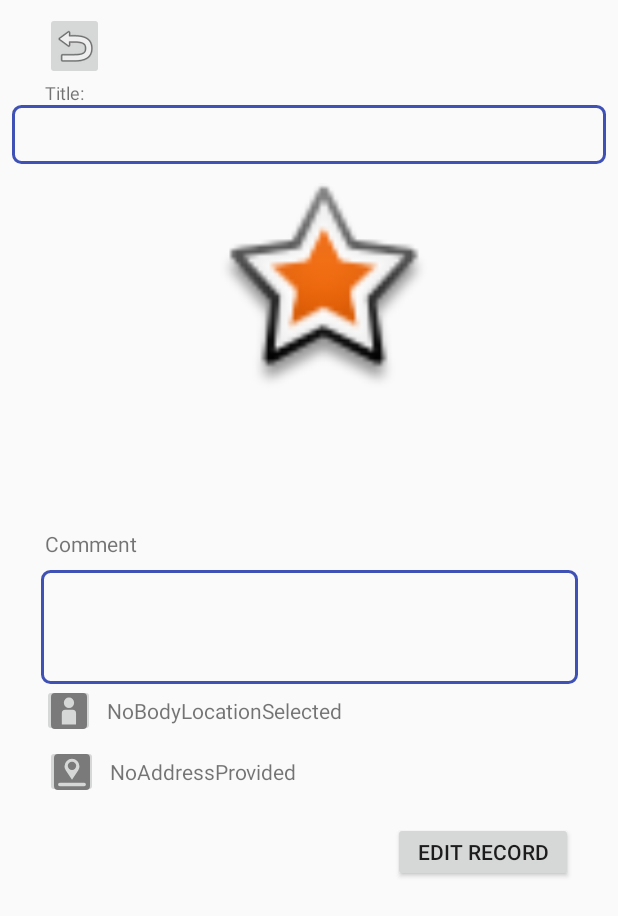
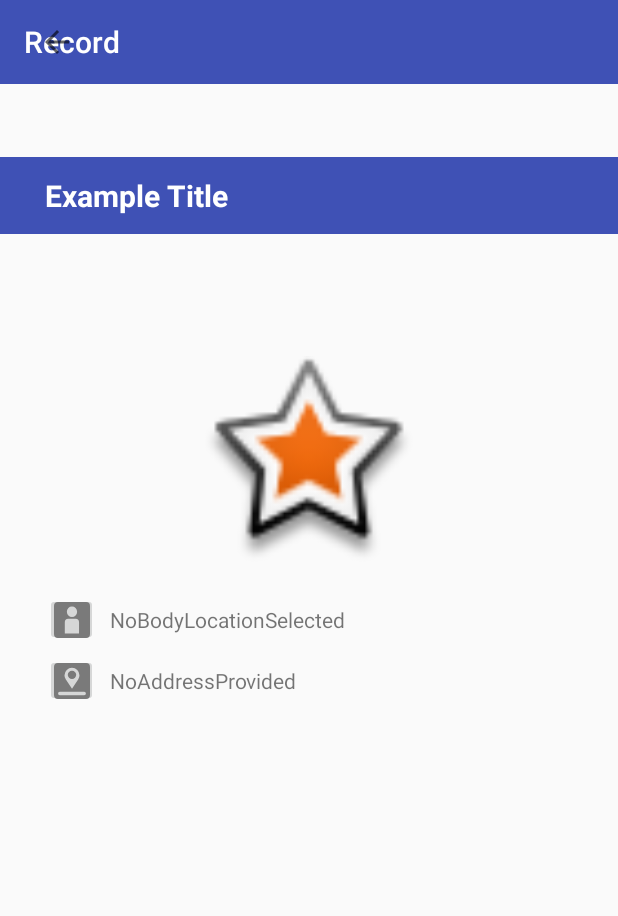
Before and after one commit to CMPUT301F18T11/medicam, an Android app: the ViewRecordActivity screen opened directly, with no data from a screen before it, on a phone screen of 412 x 824 dp. Shown: the top 916 px of the screen. Run offline under Robolectric (Android 15) with nearby library versions, the phone set to English and light mode, and no system bars; libraries missing offline, so code that uses them is left out: com.searchly.jestdroid, io.searchbox.client, io.searchbox.core; pictures from the network do not load; 9 statements that could not run were skipped.

Commit message:
More layout edits and updates

```diff
--- a/app/src/main/java/ca/ualberta/cmput301f18t11/medicam/activities/ViewRecordActivity.java
+++ b/app/src/main/java/ca/ualberta/cmput301f18t11/medicam/activities/ViewRecordActivity.java
@@ -7,6 +7,7 @@ import android.support.v7.app.AppCompatActivity;
 import android.os.Bundle;
 import android.view.View;
 import android.widget.Button;
+import android.widget.ImageButton;
 import android.widget.ImageView;
 import android.widget.TextView;
 
@@ -41,16 +42,21 @@ public class ViewRecordActivity extends AppCompatActivity {
         setContentView(R.layout.activity_view_record);
         ElasticSearchController.setIndex_url("cmput301f18t11test");
 
-        recordTitle=findViewById(R.id.record_view_title_textView);
+        //Toolbar Setup
+        android.support.v7.widget.Toolbar toolbar = findViewById(R.id.viewRecord_toolbar);
+        setSupportActionBar(toolbar);
+        setTitle("Record"); // Sets the title to be shown in the toolbar
+
+        recordTitle=findViewById(R.id.viewRecord_RecordTitle);
         recordComment=findViewById(R.id.record_view_comment_textView);
         recordPhoto=findViewById(R.id.record_view_photo_imageView);
-        recordTime=findViewById(R.id.record_view_time_view);
-        recordDate=findViewById(R.id.record_view_date_view);
+        recordTime=findViewById(R.id.viewRecord_TimeStamp);
+        recordDate=findViewById(R.id.viewRecord_Date);
 
         Intent intent =  getIntent();
         editable = intent.getStringExtra("editable");
         if (editable.equals("NO")){
-            Button button = findViewById(R.id.go_edit_button);
+            ImageButton button = findViewById(R.id.go_edit_button);
             button.setVisibility(View.GONE);
         }
         String recordUUID = intent.getStringExtra("previous");
--- a/app/src/main/res/layout/activity_add_doctor_note.xml
+++ b/app/src/main/res/layout/activity_add_doctor_note.xml
@@ -49,7 +49,9 @@
         android:background="@drawable/toggle_choice_background_boarder"
         android:ems="15"
         android:inputType="textPersonName"
+        android:maxLength="30"
         android:paddingLeft="12dp"
+        android:paddingRight="12dp"
         android:radius="10dp"
         android:textSize="14sp"
         app:layout_constraintEnd_toEndOf="parent"
@@ -71,7 +73,7 @@
     <EditText
         android:id="@+id/noteCommentEditText"
         android:layout_width="0dp"
-        android:layout_height="100dp"
+        android:layout_height="wrap_content"
         android:layout_marginStart="30dp"
         android:layout_marginLeft="30dp"
         android:layout_marginTop="5dp"
@@ -80,9 +82,16 @@
         android:width="4dp"
         android:background="@drawable/toggle_choice_background_boarder"
         android:ems="15"
-        android:inputType="textPersonName"
+        android:gravity="top"
+        android:inputType="textMultiLine"
+        android:maxLength="300"
+        android:minLines="5"
         android:paddingLeft="12dp"
+        android:paddingTop="12dp"
+        android:paddingRight="12dp"
+        android:paddingBottom="12dp"
         android:radius="10dp"
+        android:singleLine="false"
         android:textSize="14sp"
         app:layout_constraintEnd_toEndOf="parent"
         app:layout_constraintHorizontal_bias="1.0"
--- a/app/src/main/res/layout/activity_add_patient.xml
+++ b/app/src/main/res/layout/activity_add_patient.xml
@@ -49,6 +49,7 @@
         android:background="@drawable/toggle_choice_background_boarder"
         android:ems="15"
         android:inputType="textPersonName"
+        android:maxLength="8"
         android:paddingLeft="12dp"
         android:radius="10dp"
         android:textSize="14sp"
--- a/app/src/main/res/layout/activity_body_location.xml
+++ b/app/src/main/res/layout/activity_body_location.xml
@@ -28,13 +28,14 @@
     <Spinner
         android:id="@+id/bodyLocationSpinner"
         android:layout_width="0dp"
-        android:layout_height="35dp"
+        android:layout_height="45dp"
         android:layout_marginStart="30dp"
         android:layout_marginLeft="30dp"
         android:layout_marginTop="8dp"
         android:layout_marginEnd="30dp"
         android:layout_marginRight="30dp"
         android:background="@drawable/toggle_choice_background_boarder"
+        android:paddingLeft="12dp"
         app:layout_constraintEnd_toEndOf="parent"
         app:layout_constraintHorizontal_bias="0.794"
         app:layout_constraintStart_toStartOf="parent"
--- a/app/src/main/res/layout/activity_create_problem.xml
+++ b/app/src/main/res/layout/activity_create_problem.xml
@@ -38,7 +38,9 @@
         android:color="#000000"
         android:ems="15"
         android:inputType="textPersonName"
+        android:maxLength="30"
         android:paddingLeft="12dp"
+        android:paddingRight="12dp"
         android:radius="10dp"
         android:textSize="14sp"
         app:layout_constraintEnd_toEndOf="parent"
@@ -65,7 +67,7 @@
     <EditText
         android:id="@+id/probDescription"
         android:layout_width="0dp"
-        android:layout_height="46dp"
+        android:layout_height="wrap_content"
         android:layout_marginStart="30dp"
         android:layout_marginLeft="30dp"
         android:layout_marginTop="5dp"
@@ -74,9 +76,17 @@
         android:width="4dp"
         android:background="@drawable/toggle_choice_background_boarder"
         android:ems="15"
-        android:inputType="textPersonName"
+        android:gravity="top"
+        android:inputType="textMultiLine"
+        android:maxLength="300"
+        android:minHeight="45dp"
+        android:minLines="5"
         android:paddingLeft="12dp"
+        android:paddingTop="12dp"
+        android:paddingRight="12dp"
+        android:paddingBottom="12dp"
         android:radius="10dp"
+        android:singleLine="false"
         android:textSize="14sp"
         app:layout_constraintEnd_toEndOf="parent"
         app:layout_constraintHorizontal_bias="0.0"
--- a/app/src/main/res/layout/activity_create_record.xml
+++ b/app/src/main/res/layout/activity_create_record.xml
@@ -43,6 +43,7 @@
         android:hint="Record Title"
         android:inputType="textPersonName"
         android:paddingLeft="12dp"
+        android:paddingRight="12dp"
         android:radius="10dp"
         android:textSize="14sp"
         app:layout_constraintEnd_toEndOf="parent"
@@ -102,10 +103,11 @@
         android:layout_height="wrap_content"
         android:layout_marginStart="30dp"
         android:layout_marginLeft="30dp"
+        android:layout_marginTop="16dp"
         android:text="Set the date"
         android:textSize="18sp"
         app:layout_constraintStart_toStartOf="parent"
-        tools:layout_editor_absoluteY="319dp" />
+        app:layout_constraintTop_toBottomOf="@+id/recorePhotoImageView4View" />
 
     <TextView
         android:id="@+id/timeView4View"
@@ -146,8 +148,14 @@
         android:background="@drawable/toggle_choice_background_boarder"
         android:color="#000000"
         android:ems="15"
-        android:inputType="textPersonName"
+        android:gravity="top"
+        android:inputType="textMultiLine"
+        android:maxLength="300"
+        android:minLines="3"
         android:paddingLeft="12dp"
+        android:paddingTop="12dp"
+        android:paddingRight="12dp"
+        android:paddingBottom="12dp"
         android:radius="10dp"
         android:textSize="14sp"
         app:layout_constraintEnd_toEndOf="parent"
--- a/app/src/main/res/layout/activity_create_user.xml
+++ b/app/src/main/res/layout/activity_create_user.xml
@@ -48,6 +48,7 @@ Availability: https://stackoverflow.com/a/48640424
         android:ems="15"
         android:hint="Username"
         android:inputType="textPersonName"
+        android:maxLength="8"
         android:paddingLeft="12dp"
         android:radius="10dp"
         android:textSize="14sp"
--- a/app/src/main/res/layout/activity_problem.xml
+++ b/app/src/main/res/layout/activity_problem.xml
@@ -7,6 +7,7 @@
     <!--tools:context=".problemActivity"> What is this? Its been red for a while and isn't connected to anything-->
 
     <RelativeLayout
+        android:id="@+id/relativeLayout"
         android:layout_width="wrap_content"
         android:layout_height="wrap_content"
         app:layout_constraintEnd_toEndOf="parent"
@@ -57,6 +58,7 @@
         android:layout_height="wrap_content"
         android:layout_marginStart="30dp"
         android:layout_marginLeft="30dp"
+        android:layout_marginTop="8dp"
         android:layout_marginEnd="30dp"
         android:layout_marginRight="30dp"
         android:text="ProblemTitle"
@@ -64,7 +66,7 @@
         android:textStyle="bold"
         app:layout_constraintEnd_toEndOf="parent"
         app:layout_constraintStart_toStartOf="parent"
-        tools:layout_editor_absoluteY="66dp" />
+        app:layout_constraintTop_toBottomOf="@+id/relativeLayout" />
 
     <TextView
         android:id="@+id/viewDesc"
--- a/app/src/main/res/layout/activity_view_record.xml
+++ b/app/src/main/res/layout/activity_view_record.xml
@@ -6,117 +6,127 @@
     android:layout_height="match_parent"
     tools:context=".activities.ViewRecordActivity">
 
-    <ImageButton
-        android:id="@+id/record_view_back_button"
-        android:layout_width="39dp"
-        android:layout_height="45dp"
-        android:layout_marginStart="30dp"
-        android:layout_marginLeft="30dp"
-        android:layout_marginTop="8dp"
+    <RelativeLayout
+        android:id="@+id/relativeLayout"
+        android:layout_width="wrap_content"
+        android:layout_height="wrap_content"
+        app:layout_constraintEnd_toEndOf="parent"
+        app:layout_constraintHorizontal_bias="0.0"
         app:layout_constraintStart_toStartOf="parent"
-        app:layout_constraintTop_toTopOf="parent"
-        app:srcCompat="@android:drawable/ic_menu_revert" />
+        app:layout_constraintTop_toTopOf="parent">
+
+        <ImageButton
+            android:id="@+id/record_view_back_button"
+            android:layout_width="35dp"
+            android:layout_height="35dp"
+            android:layout_alignParentStart="true"
+            android:layout_alignParentTop="true"
+            android:layout_marginStart="20dp"
+            android:layout_marginTop="10dp"
+            android:background="@android:color/transparent"
+            android:elevation="6dp"
+            app:srcCompat="?attr/homeAsUpIndicator"
+            tools:layout_editor_absoluteX="104dp"
+            tools:layout_editor_absoluteY="92dp" />
+
+        <ImageButton
+            android:id="@+id/go_edit_button"
+            android:layout_width="35dp"
+            android:layout_height="35dp"
+            android:layout_alignParentEnd="true"
+            android:layout_centerVertical="true"
+            android:layout_marginTop="5dp"
+            android:layout_marginEnd="20dp"
+            android:background="@android:color/transparent"
+            android:elevation="6dp"
+            android:onClick="goEditRecord"
+            android:text="Edit Record"
+            tools:layout_editor_absoluteX="181dp"
+            tools:layout_editor_absoluteY="493dp"
+            tools:src="@android:drawable/ic_menu_edit" />
+
+        <!--Import of the toolbar-->
+        <include
+            android:id="@+id/viewRecord_toolbar"
+            layout="@layout/toolbar"></include>
+
+    </RelativeLayout>
 
 
-    <TextView
-        android:id="@+id/record_title_text_view"
+    <RelativeLayout
+        android:id="@+id/relativeLayout2"
         android:layout_width="0dp"
-        android:layout_height="25dp"
-        android:layout_marginStart="8dp"
-        android:layout_marginLeft="8dp"
-        android:layout_marginTop="8dp"
-        android:layout_marginEnd="30dp"
-        android:layout_marginRight="30dp"
-        android:layout_marginBottom="8dp"
-        android:textColor="@android:color/black"
-        android:textSize="20sp"
-        android:textStyle="bold"
-        app:layout_constraintBottom_toBottomOf="@+id/record_view_back_button"
+        android:layout_height="51dp"
+        android:layout_marginTop="16dp"
+        android:background="@color/colorPrimary"
         app:layout_constraintEnd_toEndOf="parent"
         app:layout_constraintHorizontal_bias="0.0"
-        app:layout_constraintStart_toEndOf="@+id/record_view_back_button"
-        app:layout_constraintTop_toTopOf="parent"
-        app:layout_constraintVertical_bias="1.0" />
+        app:layout_constraintStart_toStartOf="parent"
+        app:layout_constraintTop_toBottomOf="@+id/viewRecord_Date">
+
+        <TextView
+            android:id="@+id/viewRecord_RecordTitle"
+            android:layout_width="match_parent"
+            android:layout_height="match_parent"
+            android:layout_alignParentStart="true"
+            android:layout_alignParentEnd="true"
+            android:layout_marginStart="30dp"
+            android:layout_marginEnd="30dp"
+            android:elevation="6dp"
+            android:gravity="center"
+            android:text="Example Title"
+            android:textAlignment="viewStart"
+            android:textColor="@color/common_google_signin_btn_text_dark_default"
+            android:textSize="20sp"
+            android:textStyle="bold"
+            app:layout_constraintBottom_toTopOf="@+id/record_view_photo_imageView"
+            tools:layout_editor_absoluteX="30dp" />
+    </RelativeLayout>
 
     <TextView
-        android:id="@+id/title_hint"
+        android:id="@+id/viewRecord_Date"
         android:layout_width="wrap_content"
-        android:layout_height="wrap_content"
+        android:layout_height="0dp"
         android:layout_marginStart="30dp"
-        android:layout_marginLeft="30dp"
-        android:layout_marginTop="8dp"
-        android:text="Title:"
+        android:layout_marginTop="16dp"
+        android:text="Date"
+        android:textAlignment="viewStart"
         android:textSize="12sp"
         app:layout_constraintStart_toStartOf="parent"
-        app:layout_constraintTop_toBottomOf="@+id/record_title_text_view" />
+        app:layout_constraintTop_toBottomOf="@+id/relativeLayout" />
 
     <ImageView
         android:id="@+id/record_view_photo_imageView"
         android:layout_width="324dp"
         android:layout_height="142dp"
-        android:layout_marginStart="28dp"
-        android:layout_marginLeft="28dp"
-        android:layout_marginTop="52dp"
-        android:layout_marginEnd="8dp"
-        android:layout_marginRight="8dp"
+        android:layout_marginStart="30dp"
+        android:layout_marginTop="16dp"
+        android:layout_marginEnd="30dp"
         app:layout_constraintEnd_toEndOf="parent"
         app:layout_constraintStart_toStartOf="parent"
-        app:layout_constraintTop_toBottomOf="@+id/title_hint"
+        app:layout_constraintTop_toBottomOf="@+id/record_view_comment_textView"
         app:srcCompat="@android:drawable/star_big_on" />
 
     <TextView
-        android:id="@+id/record_view_date_view"
-        android:layout_width="0dp"
-        android:layout_height="wrap_content"
-        android:layout_marginStart="30dp"
-        android:layout_marginLeft="30dp"
-        android:layout_marginTop="16dp"
-        android:layout_marginEnd="30dp"
-        android:layout_marginRight="30dp"
-        android:text="Set the date"
-        android:textSize="18sp"
-        app:layout_constraintEnd_toEndOf="parent"
-        app:layout_constraintHorizontal_bias="0.0"
-        app:layout_constraintStart_toStartOf="parent"
-        app:layout_constraintTop_toBottomOf="@+id/record_view_photo_imageView" />
-
-    <TextView
-        android:id="@+id/record_view_time_view"
-        android:layout_width="0dp"
-        android:layout_height="24dp"
-        android:layout_marginStart="30dp"
-        android:layout_marginLeft="30dp"
-        android:layout_marginTop="8dp"
-        android:layout_marginEnd="30dp"
-        android:layout_marginRight="30dp"
-        android:text="Set the time"
-        android:textSize="18sp"
-        app:layout_constraintEnd_toEndOf="parent"
-        app:layout_constraintHorizontal_bias="1.0"
-        app:layout_constraintStart_toStartOf="parent"
-        app:layout_constraintTop_toBottomOf="@+id/record_view_date_view" />
-
-    <TextView
-        android:id="@+id/record_view_comment_hint"
+        android:id="@+id/viewRecord_TimeStamp"
         android:layout_width="wrap_content"
         android:layout_height="wrap_content"
-        android:layout_marginStart="30dp"
-        android:layout_marginLeft="30dp"
-        android:layout_marginTop="16dp"
-        android:text="Comment"
-        app:layout_constraintStart_toStartOf="parent"
-        app:layout_constraintTop_toBottomOf="@+id/record_view_time_view" />
+        android:layout_marginEnd="30dp"
+        android:text="Timestamp"
+        android:textAlignment="viewEnd"
+        android:textSize="12sp"
+        app:layout_constraintBottom_toBottomOf="@+id/viewRecord_Date"
+        app:layout_constraintEnd_toEndOf="parent" />
 
     <ImageButton
         android:id="@+id/bodyLocationButton4View"
         android:layout_width="35dp"
         android:layout_height="35dp"
-        android:layout_marginStart="28dp"
-        android:layout_marginLeft="28dp"
-        android:layout_marginTop="84dp"
+        android:layout_marginStart="30dp"
+        android:layout_marginTop="16dp"
         android:onClick="goAddBodyLocation"
         app:layout_constraintStart_toStartOf="parent"
-        app:layout_constraintTop_toBottomOf="@+id/record_view_comment_hint"
+        app:layout_constraintTop_toBottomOf="@+id/record_view_photo_imageView"
         app:srcCompat="@drawable/icon_body_location" />
 
     <ImageButton
@@ -124,30 +134,10 @@
         android:layout_width="35dp"
         android:layout_height="35dp"
         android:layout_marginStart="30dp"
-        android:layout_marginLeft="30dp"
         android:layout_marginTop="5dp"
-        android:layout_marginBottom="32dp"
-        app:layout_constraintBottom_toBottomOf="parent"
         app:layout_constraintStart_toStartOf="parent"
         app:layout_constraintTop_toBottomOf="@+id/bodyLocationButton4View"
-        app:layout_constraintVertical_bias="0.0"
         app:srcCompat="@drawable/icon_map_location" />
-
-    <Button
-        android:id="@+id/go_edit_button"
-        android:layout_width="120dp"
-        android:layout_height="40dp"
-        android:layout_marginStart="30dp"
-        android:layout_marginLeft="30dp"
-        android:layout_marginTop="16dp"
-        android:layout_marginEnd="30dp"
-        android:layout_marginRight="30dp"
-        android:onClick="goEditRecord"
-        android:text="Edit Record"
-        app:layout_constraintEnd_toEndOf="parent"
-        app:layout_constraintHorizontal_bias="1.0"
-        app:layout_constraintStart_toStartOf="parent"
-        app:layout_constraintTop_toBottomOf="@+id/mapButton" />
 
     <TextView
         android:id="@+id/bodyLocationTextView4View"
@@ -178,36 +168,15 @@
         app:layout_constraintStart_toEndOf="@+id/mapButton" />
 
     <TextView
-        android:id="@+id/record_view_title_textView"
+        android:id="@+id/record_view_comment_textView"
         android:layout_width="0dp"
-        android:layout_height="39dp"
-        android:layout_marginStart="8dp"
-        android:layout_marginLeft="8dp"
-        android:layout_marginEnd="8dp"
-        android:layout_marginRight="8dp"
-        android:layout_marginBottom="8dp"
-        android:background="@drawable/toggle_choice_background_boarder"
-        app:layout_constraintBottom_toTopOf="@+id/record_view_photo_imageView"
+        android:layout_height="49dp"
+        android:layout_marginStart="30dp"
+        android:layout_marginTop="16dp"
+        android:layout_marginEnd="30dp"
         app:layout_constraintEnd_toEndOf="parent"
-        app:layout_constraintHorizontal_bias="0.0"
+        app:layout_constraintHorizontal_bias="1.0"
         app:layout_constraintStart_toStartOf="parent"
-        app:layout_constraintTop_toBottomOf="@+id/title_hint"
-        app:layout_constraintVertical_bias="0.0" />
-
-    <TextView
-        android:id="@+id/record_view_comment_textView"
-        android:layout_width="358dp"
-        android:layout_height="0dp"
-        android:layout_marginStart="8dp"
-        android:layout_marginLeft="8dp"
-        android:layout_marginTop="8dp"
-        android:layout_marginEnd="8dp"
-        android:layout_marginRight="8dp"
-        android:layout_marginBottom="8dp"
-        android:background="@drawable/toggle_choice_background_boarder"
-        app:layout_constraintBottom_toTopOf="@+id/bodyLocationTextView4View"
-        app:layout_constraintEnd_toEndOf="parent"
-        app:layout_constraintStart_toStartOf="parent"
-        app:layout_constraintTop_toBottomOf="@+id/record_view_comment_hint" />
+        app:layout_constraintTop_toBottomOf="@+id/relativeLayout2" />
 
 </android.support.constraint.ConstraintLayout>
--- a/app/src/main/res/values/colors.xml
+++ b/app/src/main/res/values/colors.xml
@@ -1,6 +1,6 @@
 <?xml version="1.0" encoding="utf-8"?>
 <resources>
-    <color name="colorPrimary">#3F51B5</color>
+    <color name="colorPrimary">#3f51b5</color>
     <color name="colorPrimary_Light">#7a8ae2</color>
     <color name="colorPrimaryDark">#303F9F</color>
     <color name="colorAccent">#00945E</color>
--- a/app/src/main/res/values/ic_launcher_background.xml
+++ b/app/src/main/res/values/ic_launcher_background.xml
@@ -1,4 +1,4 @@
 <?xml version="1.0" encoding="utf-8"?>
 <resources>
-    <color name="ic_launcher_background">#FFFFFF</color>
+    <color name="ic_launcher_background">#ffffff</color>
 </resources>
```
